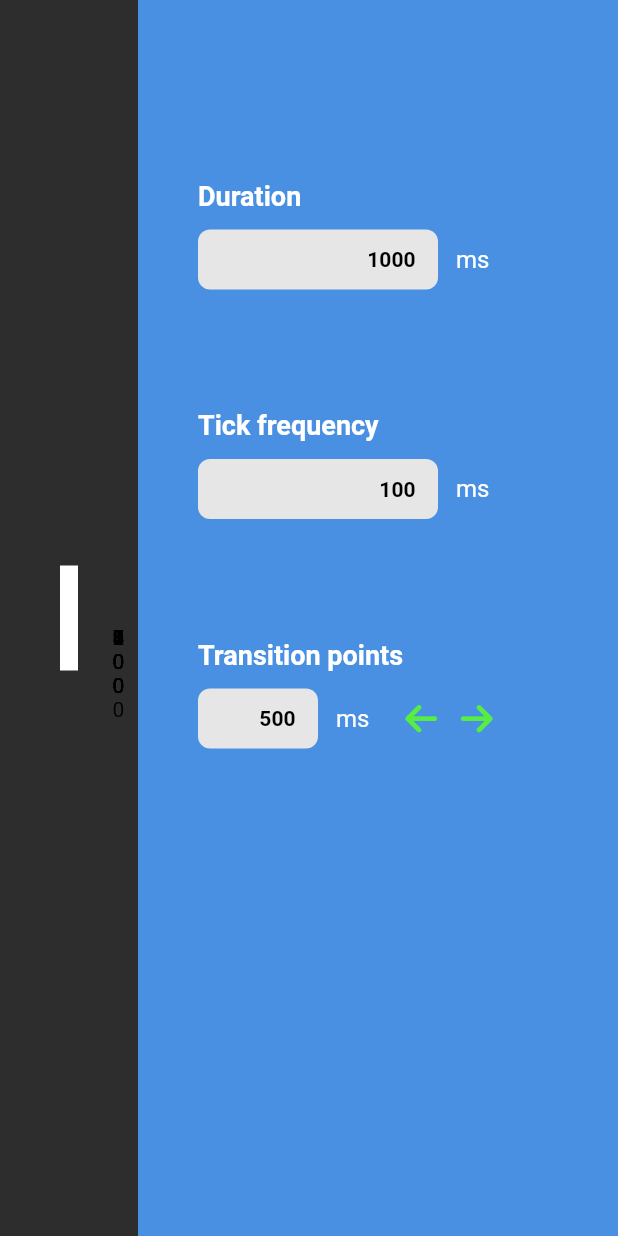
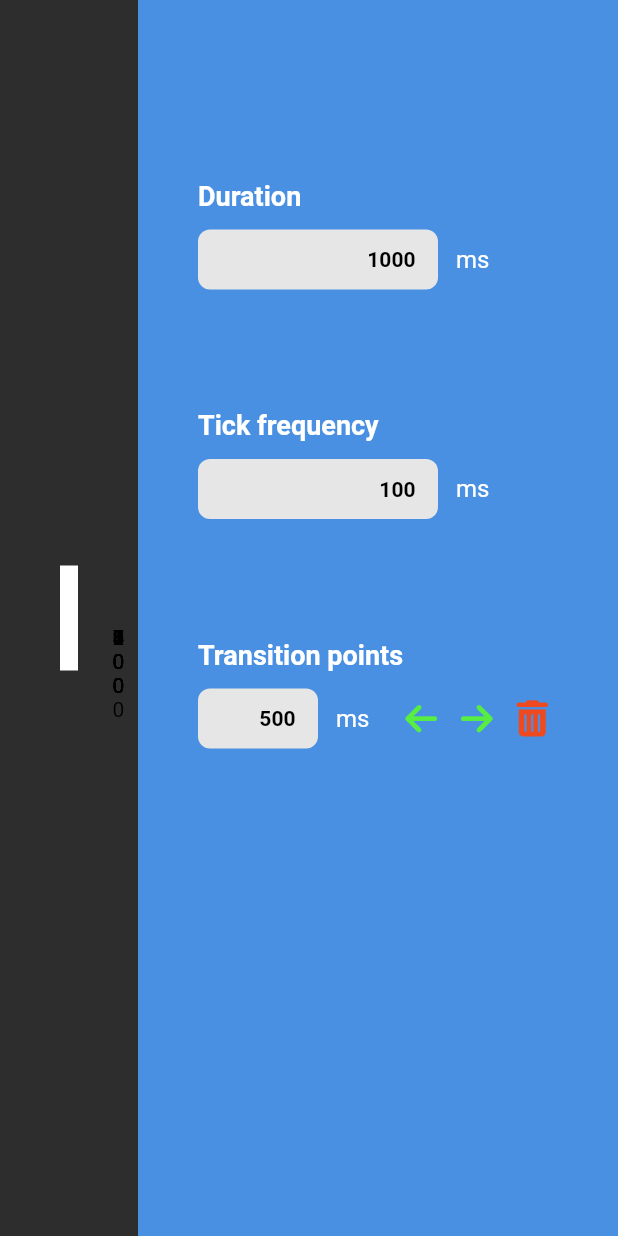
Before and after one commit to AndreiLacatos-works/opc-node-designer, a Flutter app: the screen it shows after launch, on a phone screen of 412 x 824 dp. Run offline on Flutter 3.47's test engine with Material 3 defaults, Android fonts, the phone set to English and light mode, and no system bars; our stand-ins replace flutter_riverpod, font_awesome_flutter, freezed_annotation, riverpod_annotation; missing offline and left inert: window_manager; generated files the repository leaves out were written again; statements that could not run were skipped.

Commit message:
Remove transition points

```diff
--- a/src/waveform_designer/lib/widgets/fine_tuner/controls/TransitionPointControl.dart
+++ b/src/waveform_designer/lib/widgets/fine_tuner/controls/TransitionPointControl.dart
@@ -31,6 +31,12 @@ class TransitionPointControl extends ConsumerWidget {
       final waveform = ref.read(waveFormStateProvider);
       handleMove(
           waveform.transitionPoints[pointIndex] + waveform.tickFrequency);
+    }
+
+    void handleRemove() {
+      ref
+          .read(waveFormStateProvider.notifier)
+          .removeTransitionPoint(pointIndex);
     }
 
     final transitionPoints = ref.watch(waveFormStateProvider).transitionPoints;
@@ -75,6 +81,19 @@ class TransitionPointControl extends ConsumerWidget {
             ),
           ),
         ),
+        Padding(
+          padding: EdgeInsets.fromLTRB(8, 0, 8, 0),
+          child: MouseRegion(
+            cursor: SystemMouseCursors.click,
+            child: GestureDetector(
+              onTap: handleRemove,
+              child: FaIcon(
+                FontAwesomeIcons.solidTrashCan,
+                color: Color.fromARGB(255, 239, 73, 31),
+              ),
+            ),
+          ),
+        ),
       ],
     );
   }
```
Also changed, not shown: src/waveform_designer/lib/state/waveform/waveform.dart (+10 -0 lines).
